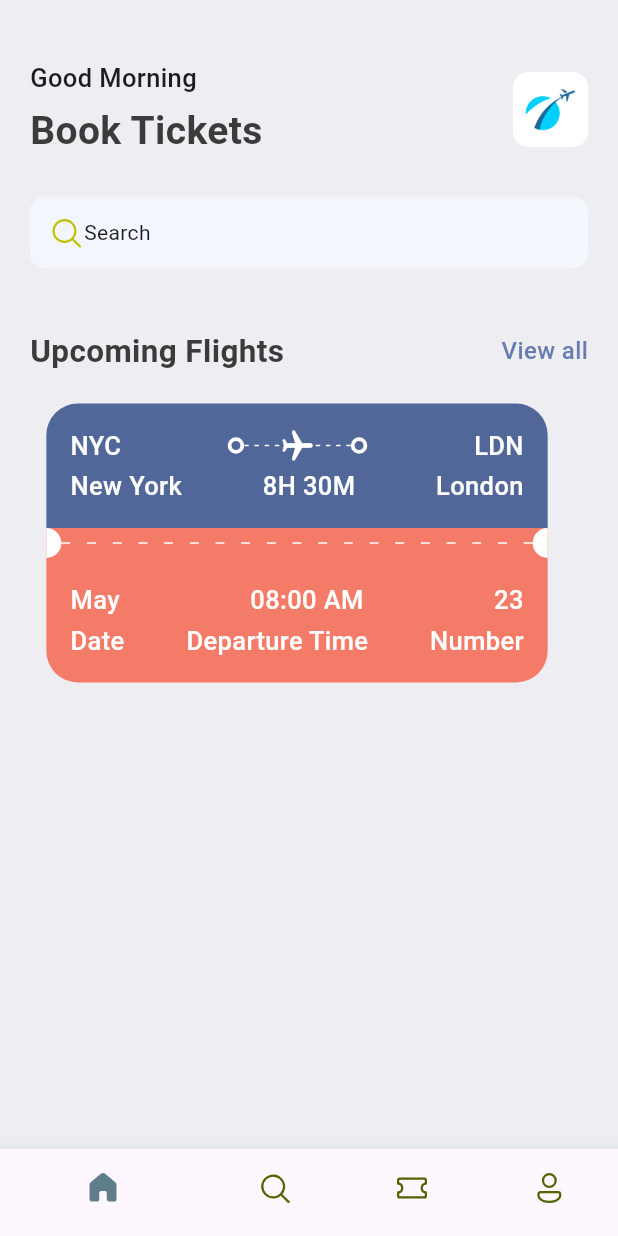
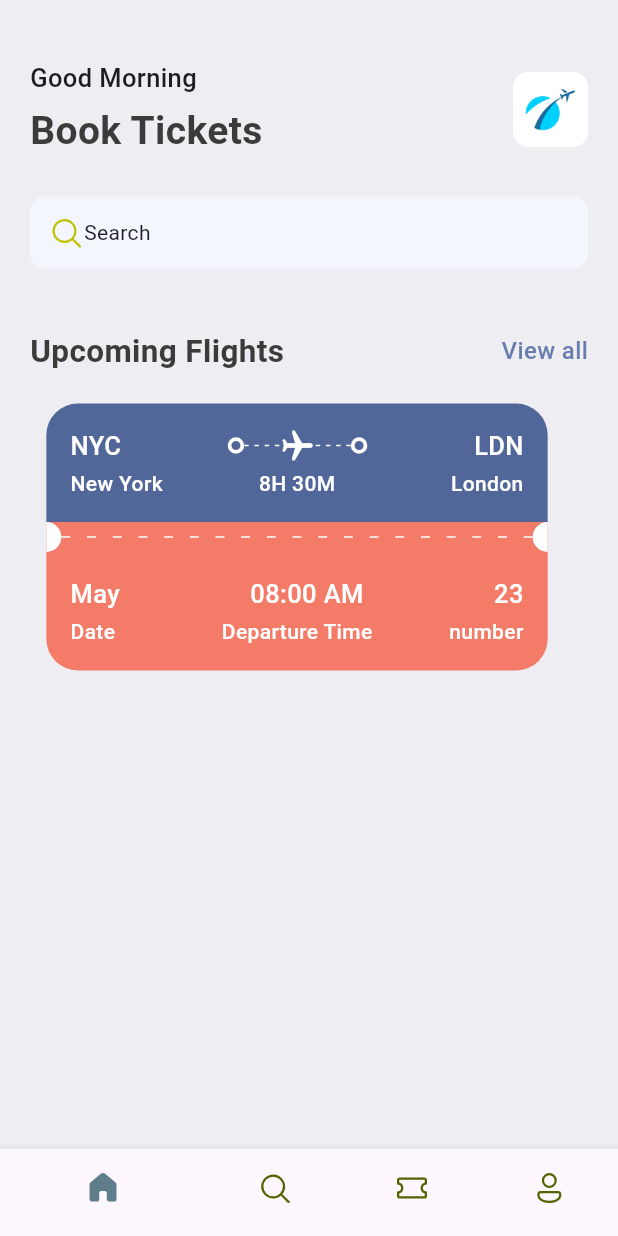
Before and after one commit to MasieJr/ticket_app, a Flutter app: the screen it shows after launch, on a phone screen of 412 x 824 dp. Run offline on Flutter 3.47's test engine with Material 3 defaults, Android fonts, the phone set to English and light mode, and no system bars; our stand-ins replace fluentui_icons.

Commit message:
Tidy up some of the code by creating reusable widgets

```diff
--- a/lib/base/res/styles/app_styles.dart
+++ b/lib/base/res/styles/app_styles.dart
@@ -30,4 +30,8 @@ class AppStyles {
     fontSize: 17,
     fontWeight: FontWeight.w500,
   );
+  static TextStyle headLineStyle4 = const TextStyle(
+    fontSize: 14,
+    fontWeight: FontWeight.w500,
+  );
 }
--- /dev/null
+++ b/lib/base/widgets/text_style_fourth.dart
@@ -0,0 +1,20 @@
+import 'package:flutter/material.dart';
+import 'package:ticket_app/base/res/styles/app_styles.dart';
+
+class TextStyleFourth extends StatelessWidget {
+  final String text;
+  final TextAlign align;
+  const TextStyleFourth(
+      {super.key, required this.text, this.align = TextAlign.start});
+
+  @override
+  Widget build(BuildContext context) {
+    return Text(
+      text,
+      textAlign: align,
+      style: AppStyles.headLineStyle4.copyWith(
+        color: Colors.white,
+      ),
+    );
+  }
+}
--- /dev/null
+++ b/lib/base/widgets/text_style_third.dart
@@ -0,0 +1,17 @@
+import 'package:flutter/material.dart';
+import 'package:ticket_app/base/res/styles/app_styles.dart';
+
+class TextStyleThird extends StatelessWidget {
+  final String text;
+  const TextStyleThird({super.key, required this.text});
+
+  @override
+  Widget build(BuildContext context) {
+    return Text(
+      text,
+      style: AppStyles.headLineStyle3.copyWith(
+        color: Colors.white,
+      ),
+    );
+  }
+}
--- a/lib/base/widgets/ticket_view.dart
+++ b/lib/base/widgets/ticket_view.dart
@@ -3,6 +3,8 @@ import 'package:ticket_app/base/res/styles/app_styles.dart';
 import 'package:ticket_app/base/widgets/app_layout_builder_widget.dart';
 import 'package:ticket_app/base/widgets/big_circle_dot.dart';
 import 'package:ticket_app/base/widgets/big_dot.dart';
+import 'package:ticket_app/base/widgets/text_style_fourth.dart';
+import 'package:ticket_app/base/widgets/text_style_third.dart';
 
 class TicketView extends StatelessWidget {
   const TicketView({super.key});
@@ -33,9 +35,9 @@ class TicketView extends StatelessWidget {
                     Row(
                       // mainAxisAlignment: MainAxisAlignment.spaceBetween,
                       children: [
-                        Text("NYC",
-                            style: AppStyles.headLineStyle3
-                                .copyWith(color: Colors.white)),
+                        const TextStyleThird(
+                          text: "NYC",
+                        ),
                         Expanded(child: Container()),
                         const BigDot(),
                         Expanded(
@@ -60,9 +62,9 @@ class TicketView extends StatelessWidget {
                         )),
                         const BigDot(),
                         Expanded(child: Container()),
-                        Text("LDN",
-                            style: AppStyles.headLineStyle3
-                                .copyWith(color: Colors.white)),
+                        const TextStyleThird(
+                          text: "LDN",
+                        )
                       ],
                     ),
                     //names with times
@@ -72,20 +74,25 @@ class TicketView extends StatelessWidget {
                     Row(
                       // mainAxisAlignment: MainAxisAlignment.spaceBetween,
                       children: [
-                        Text("New York",
-                            style: AppStyles.headLineStyle3
-                                .copyWith(color: Colors.white)),
+                        const SizedBox(
+                          width: 100,
+                          child: TextStyleFourth(
+                            text: "New York",
+                          ),
+                        ),
                         Expanded(child: Container()),
                         Text(
                           "8H 30M",
-                          style: AppStyles.headLineStyle3
+                          style: AppStyles.headLineStyle4
                               .copyWith(color: Colors.white),
                         ),
                         Expanded(child: Container()),
-                        Text(
-                          "London",
-                          style: AppStyles.headLineStyle3
-                              .copyWith(color: Colors.white),
+                        const SizedBox(
+                          width: 100,
+                          child: TextStyleFourth(
+                            text: "London",
+                            align: TextAlign.end,
+                          ),
                         ),
                       ],
                     ),
@@ -128,25 +135,16 @@ class TicketView extends StatelessWidget {
                     Row(
                       // mainAxisAlignment: MainAxisAlignment.spaceBetween,
                       children: [
-                        Text(
-                          "May",
-                          style: AppStyles.headLineStyle3.copyWith(
-                            color: Colors.white,
-                          ),
+                        const TextStyleThird(
+                          text: "May",
                         ),
                         Expanded(child: Container()),
-                        Text(
-                          "08:00 AM",
-                          style: AppStyles.headLineStyle3.copyWith(
-                            color: Colors.white,
-                          ),
+                        const TextStyleThird(
+                          text: "08:00 AM",
                         ),
                         Expanded(child: Container()),
-                        Text(
-                          "23",
-                          style: AppStyles.headLineStyle3.copyWith(
-                            color: Colors.white,
-                          ),
+                        const TextStyleThird(
+                          text: "23",
                         ),
                       ],
                     ),
@@ -155,25 +153,26 @@ class TicketView extends StatelessWidget {
                       height: 3,
                     ),
                     Row(
-                      // mainAxisAlignment: MainAxisAlignment.spaceBetween,
                       children: [
-                        Text(
-                          "Date",
-                          style: AppStyles.headLineStyle3.copyWith(
-                            color: Colors.white,
+                        const SizedBox(
+                          width: 100,
+                          child: TextStyleFourth(
+                            text: "Date",
                           ),
                         ),
                         Expanded(child: Container()),
                         Text(
                           "Departure Time",
-                          style: AppStyles.headLineStyle3
+                          style: AppStyles.headLineStyle4
                               .copyWith(color: Colors.white),
                         ),
                         Expanded(child: Container()),
-                        Text(
-                          "Number",
-                          style: AppStyles.headLineStyle3
-                              .copyWith(color: Colors.white),
+                        const SizedBox(
+                          width: 100,
+                          child: TextStyleFourth(
+                            text: "number",
+                            align: TextAlign.end,
+                          ),
                         ),
                       ],
                     ),
```
